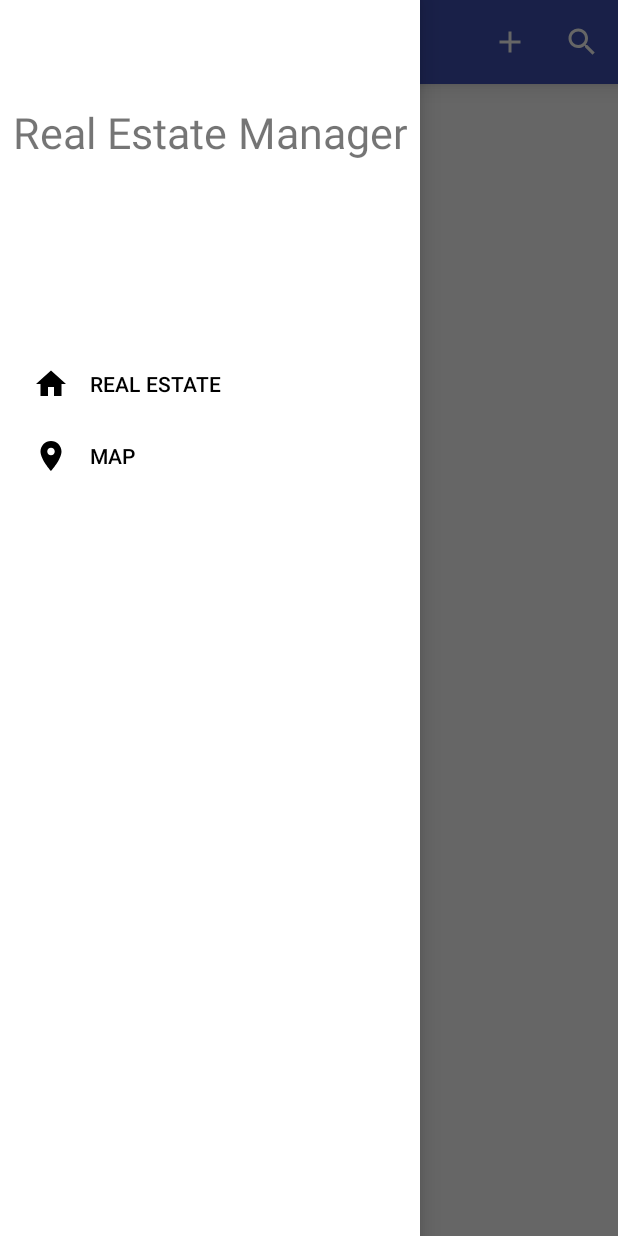
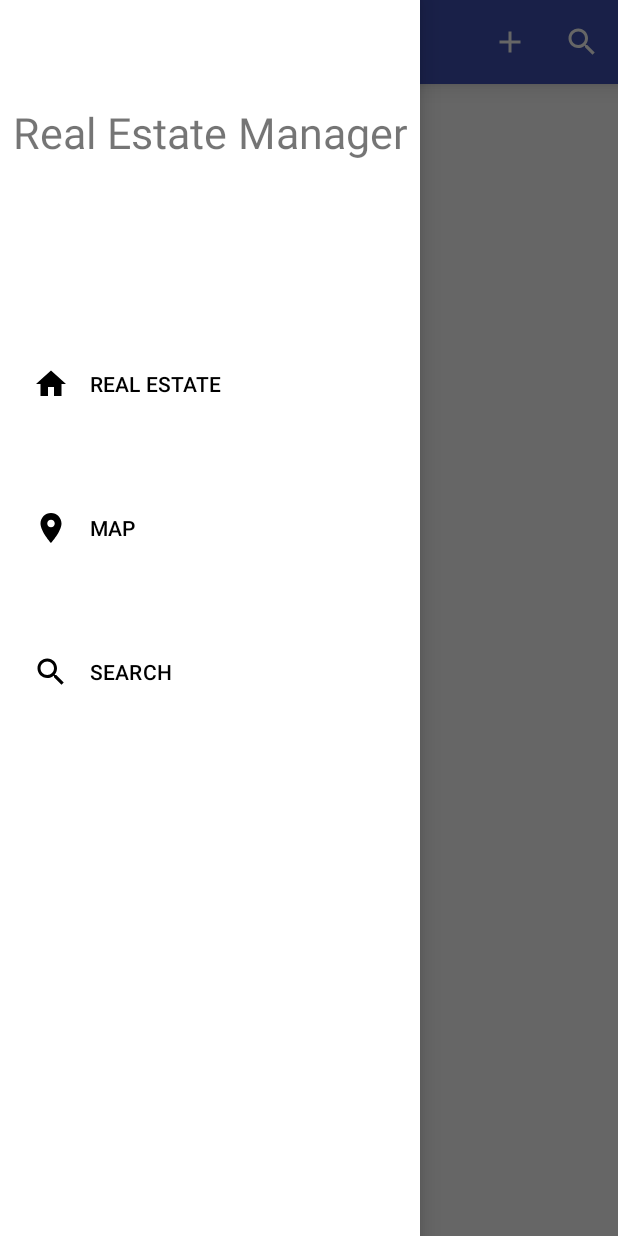
Before and after one commit to jeanpierreZ/RealEstateManager, an Android app: the screen it shows after launch (MainActivity), with the side drawer open, on a phone screen of 412 x 824 dp. Run offline under Robolectric (Android 15) with nearby library versions, the light colour scheme and no system bars; our stand-ins replace Room's generated code; libraries missing offline, so code that uses them is left out: pub.devrel.easypermissions; 2 statements that could not run were skipped.

Commit message:
Add search to the navigation drawer.

```diff
--- a/app/src/main/java/com/openclassrooms/realestatemanager/activities/MainActivity.kt
+++ b/app/src/main/java/com/openclassrooms/realestatemanager/activities/MainActivity.kt
@@ -190,8 +190,7 @@
                 startActivityForResult(intentRealEstate, ADD_REAL_ESTATE_ACTIVITY_REQUEST_CODE)
             }
             R.id.menu_toolbar_search -> {
-                val intentSearch = Intent(this, SearchActivity::class.java)
-                startActivityForResult(intentSearch, SEARCH_ACTIVITY_REQUEST_CODE)
+                startSearchActivity()
             }
         }
         return super.onOptionsItemSelected(item)
@@ -251,13 +250,21 @@
                     displayMapFragment()
                 }
             }
+            R.id.menuNavDrawerSearchActivity -> {
+                startSearchActivity()
+            }
         }
         drawerLayout.closeDrawer(GravityCompat.START)
         return true
     }
 
     //----------------------------------------------------------------------------------
-    // Private methods to display fragments
+    // Private methods to display fragments and activities
+
+    private fun startSearchActivity() {
+        val intentSearch = Intent(this, SearchActivity::class.java)
+        startActivityForResult(intentSearch, SEARCH_ACTIVITY_REQUEST_CODE)
+    }
 
     private fun displayListFragment() {
         if (activityMainDetailsFragmentContainerView != null) {
--- /dev/null
+++ b/app/src/main/res/drawable/ic_search_black_24dp.xml
@@ -0,0 +1,10 @@
+<vector xmlns:android="http://schemas.android.com/apk/res/android"
+    android:width="24dp"
+    android:height="24dp"
+    android:tint="#000000"
+    android:viewportWidth="24.0"
+    android:viewportHeight="24.0">
+    <path
+        android:fillColor="#FF000000"
+        android:pathData="M15.5,14h-0.79l-0.28,-0.27C15.41,12.59 16,11.11 16,9.5 16,5.91 13.09,3 9.5,3S3,5.91 3,9.5 5.91,16 9.5,16c1.61,0 3.09,-0.59 4.23,-1.57l0.27,0.28v0.79l5,4.99L20.49,19l-4.99,-5zM9.5,14C7.01,14 5,11.99 5,9.5S7.01,5 9.5,5 14,7.01 14,9.5 11.99,14 9.5,14z" />
+</vector>
--- a/app/src/main/res/menu/activity_main_menu_drawer.xml
+++ b/app/src/main/res/menu/activity_main_menu_drawer.xml
@@ -10,10 +10,16 @@
                     android:id="@+id/menuNavDrawerMainActivity"
                     android:icon="@drawable/ic_home_black_24dp"
                     android:title="@string/real_estate" />
+                <item android:title="" />
                 <item
                     android:id="@+id/menuNavDrawerMapFragment"
                     android:icon="@drawable/ic_location_on_black_24dp"
                     android:title="@string/map" />
+                <item android:title="" />
+                <item
+                    android:id="@+id/menuNavDrawerSearchActivity"
+                    android:icon="@drawable/ic_search_black_24dp"
+                    android:title="@string/search_uppercase" />
             </menu>
         </item>
     </group>
--- a/app/src/main/res/values/strings.xml
+++ b/app/src/main/res/values/strings.xml
@@ -82,6 +82,7 @@
     <string name="navigation_drawer_close" translatable="false">Close navigation drawer</string>
     <string name="map">MAP</string>
     <string name="real_estate">REAL ESTATE</string>
+    <string name="search_uppercase">SEARCH</string>
 
     <!-- Toolbar -->
     <string name="add">Add</string>
```
